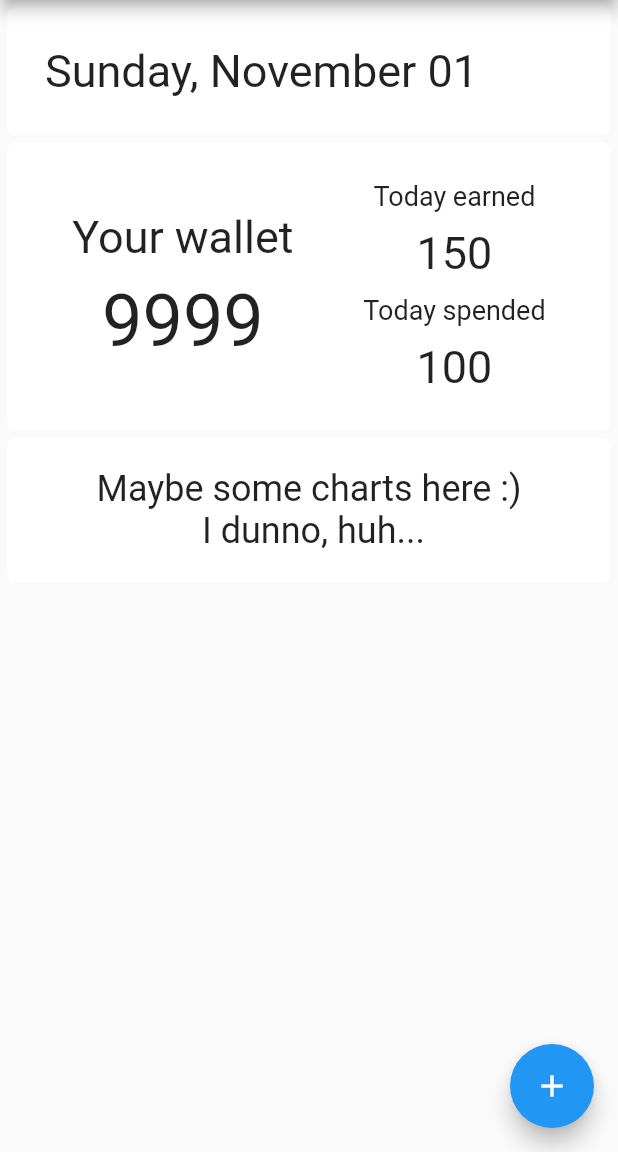
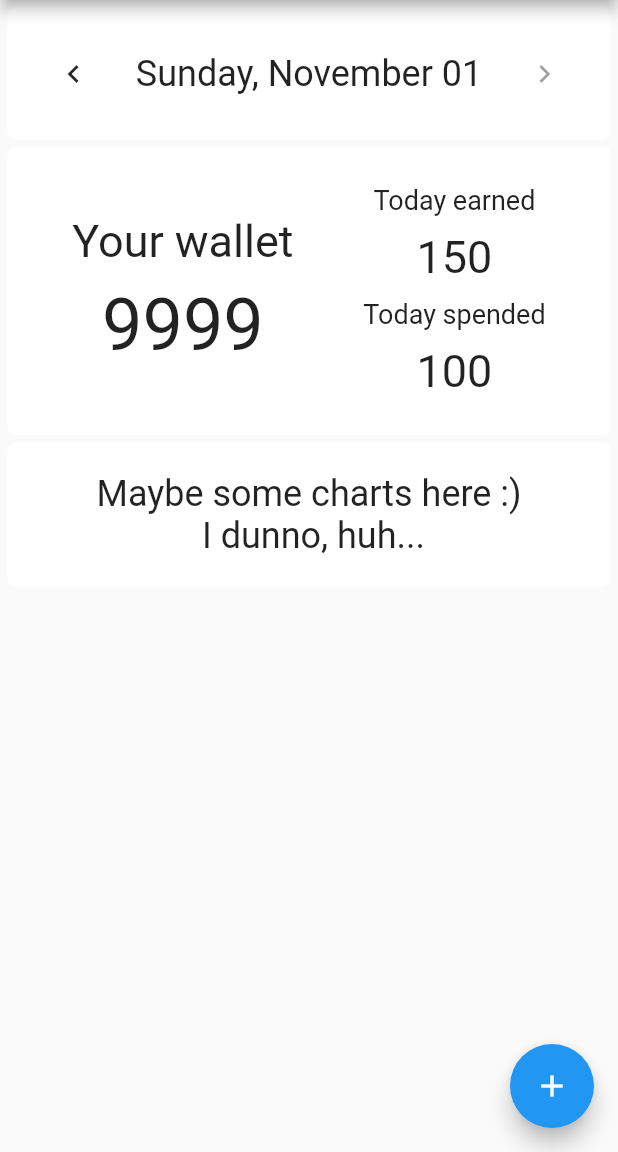
Before and after one commit to RacoonSTR/MotherWallet, a Flutter app: the screen it shows after launch, on a phone screen of 412 x 824 dp, the part 84-1236 px from its top. Run offline on Flutter 3.47's test engine with Material 2 defaults, Android fonts, the phone set to English and light mode, and no system bars.

```diff
--- a/lib/pages/MainPage.dart
+++ b/lib/pages/MainPage.dart
@@ -9,6 +9,32 @@ class MainPage extends StatefulWidget {
 }
 
 class _MainPageState extends State<MainPage> {
+  DateTime _date;
+
+  @override
+  void initState() {
+    super.initState();
+    this._date = DateTime.now();
+  }
+
+  bool _isCurrentDate() {
+    return DateTime.now().difference(_date).inDays == 0;
+  }
+
+  void _changeDate(int days) {
+    this.setState(() {
+      if (days > 0) {
+        this._date = this._date.add(
+              Duration(days: days),
+            );
+      } else {
+        this._date = this._date.subtract(
+              Duration(days: -1 * days),
+            );
+      }
+    });
+  }
+
   Widget buildPaddingText(String text,
       {double padding = 5.0, double fontSize = 30}) {
     return Padding(
@@ -45,12 +71,27 @@ class _MainPageState extends State<MainPage> {
           children: [
             buildCard(
               child: Container(
+                child: Row(
+                  mainAxisAlignment: MainAxisAlignment.spaceBetween,
+                  children: [
+                    IconButton(
+                      onPressed: () => _changeDate(-1),
+                      icon: Icon(Icons.keyboard_arrow_left),
+                    ),
+                    buildPaddingText(
+                        DateFormat('EEEE, MMMM dd').format(
+                          _date,
+                        ),
+                        fontSize: 24),
+                    IconButton(
+                      onPressed: _isCurrentDate() ? null : () => _changeDate(1),
+                      icon: Icon(
+                        Icons.keyboard_arrow_right,
+                      ),
+                    ),
+                  ],
+                ),
                 padding: EdgeInsets.all(20),
-                child: buildPaddingText(
-                  DateFormat('EEEE, MMMM dd').format(
-                    DateTime.now(),
-                  ),
-                ),
               ),
             ),
             buildCard(
```
